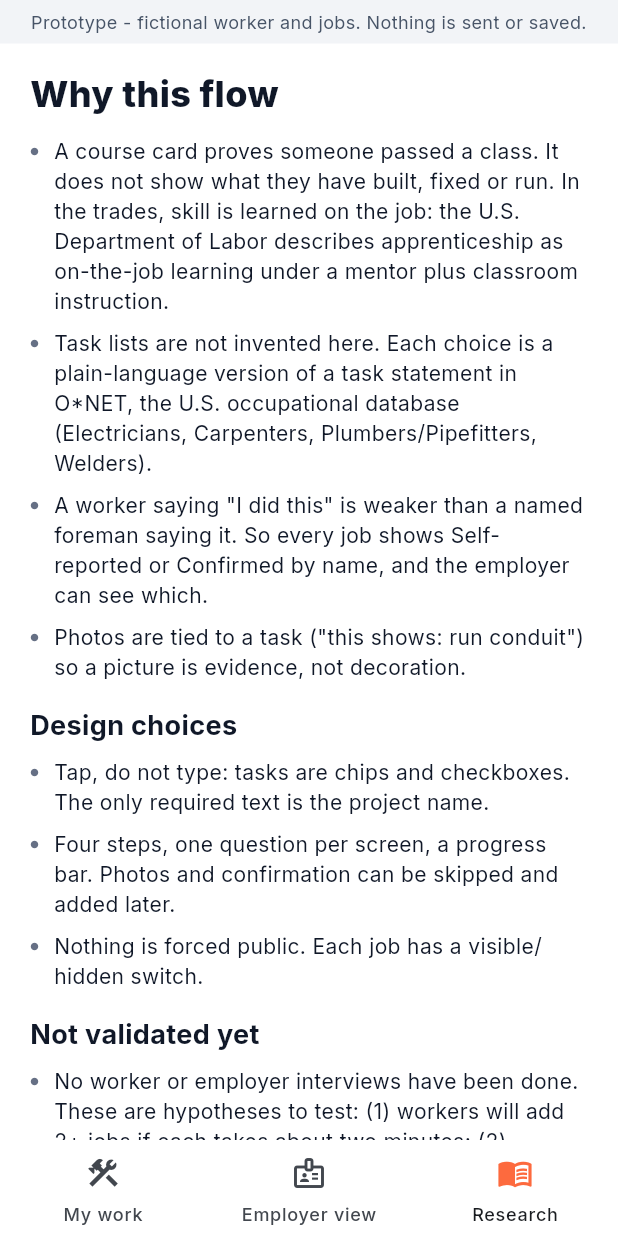
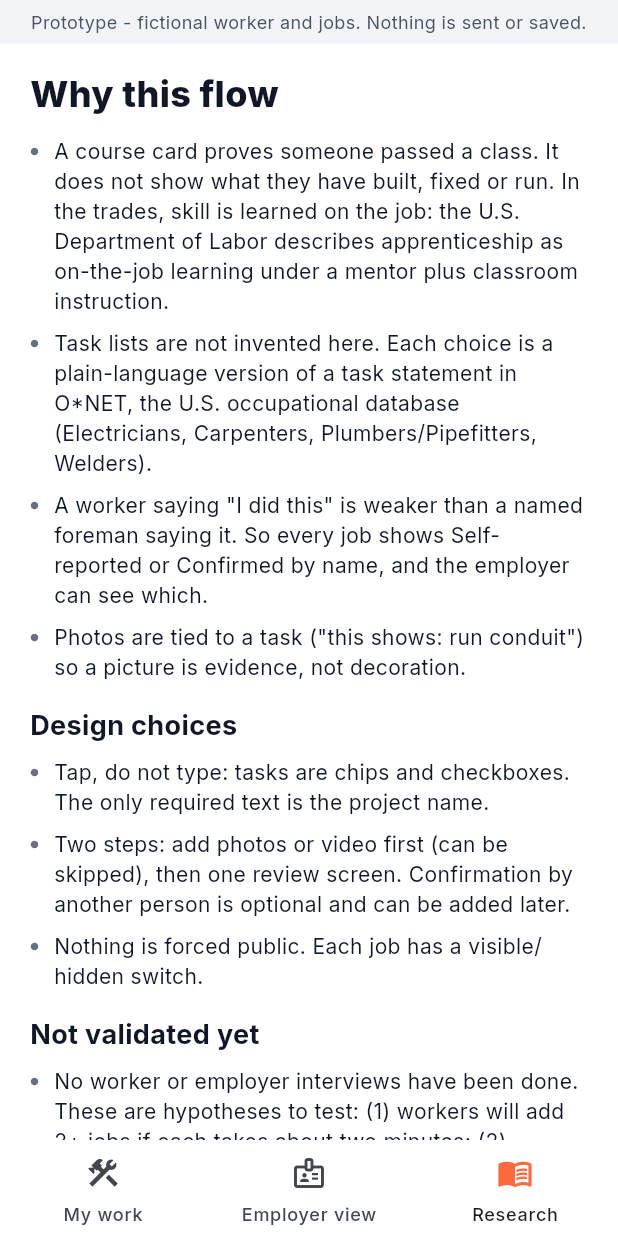
Before and after one commit to kunaxar/worker-work-samples-quick, a Flutter app: the screen it shows after launch, item 3 of the bottom bar chosen, on a phone screen of 412 x 824 dp. Run offline on Flutter 3.47's test engine with Material 3 defaults, Android fonts, the phone set to English and light mode, and no system bars; our stand-ins replace google_fonts, image_picker.

Commit message:
Update main.dart

```diff
--- a/lib/main.dart
+++ b/lib/main.dart
@@ -184,7 +184,7 @@ class ResearchTab extends StatelessWidget {
         const Text('Design choices', style: TextStyle(fontSize: 18, fontWeight: FontWeight.w700)),
         const SizedBox(height: 8),
         bullet('Tap, do not type: tasks are chips and checkboxes. The only required text is the project name.'),
-        bullet('Four steps, one question per screen, a progress bar. Photos and confirmation can be skipped and added later.'),
+        bullet('Two steps: add photos or video first (can be skipped), then one review screen. Confirmation by another person is optional and can be added later.'),
         bullet('Nothing is forced public. Each job has a visible/hidden switch.'),
         const SizedBox(height: 8),
         const Text('Not validated yet', style: TextStyle(fontSize: 18, fontWeight: FontWeight.w700)),
```
